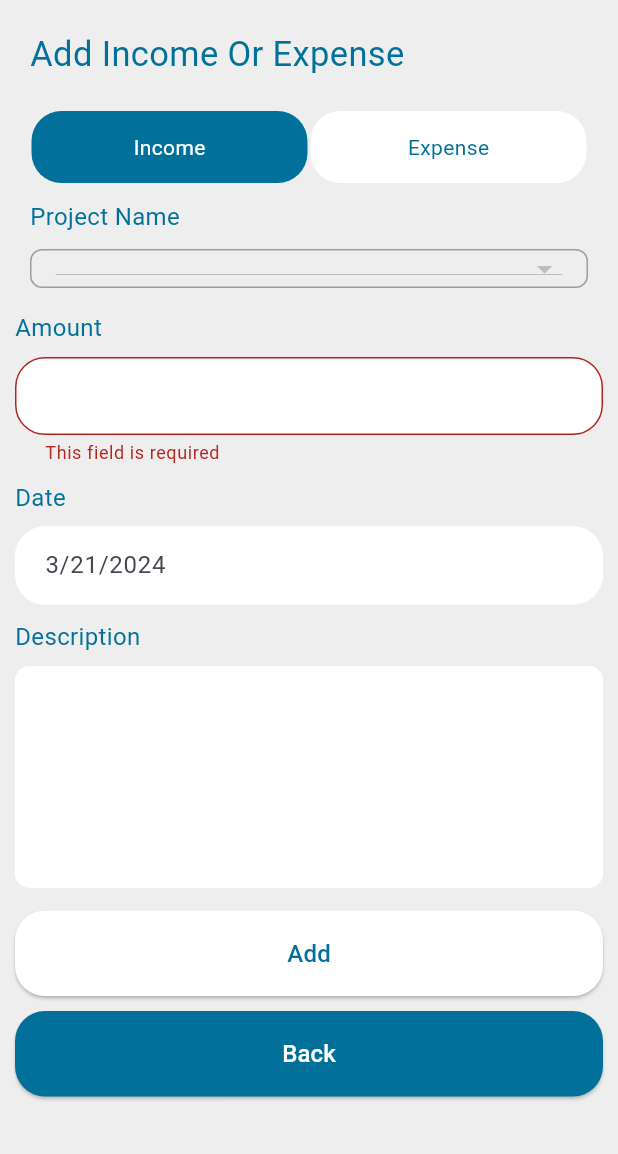
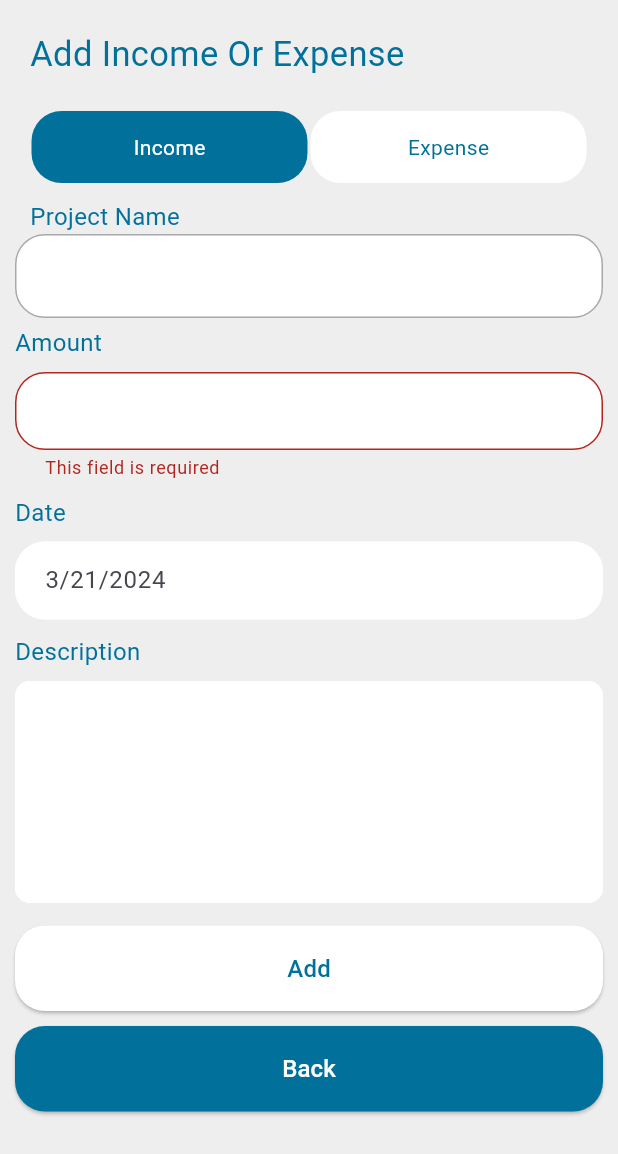
Before and after one commit to gaddie/project_managing, a Flutter app: the ExpenseTracking screen opened directly, after a tap on "Add", on a phone screen of 412 x 824 dp. Shown: the top 1154 px of the screen. Run offline on Flutter 3.47's test engine with Material 3 defaults, Android fonts, the phone set to English and light mode, and no system bars; drawn by our look-alikes of delayed_display; our stand-ins replace cloud_firestore, firebase_auth, firebase_core, modal_progress_hud_nsn, syncfusion_flutter_charts; accounts and stored records are empty.

Commit message:
adding the expense tracking in the projectDetails screen

```diff
--- a/lib/Components/DropdownMenu.dart
+++ b/lib/Components/DropdownMenu.dart
@@ -22,7 +22,7 @@ class _MyDropdownMenuState extends State<MyDropdownMenu> {
   @override
   void initState() {
     super.initState();
-    dropdownValue = ''; // Initialize with empty string
+    dropdownValue = '';
     getCurrentUser();
   }
 
--- a/lib/Components/InputField.dart
+++ b/lib/Components/InputField.dart
@@ -8,13 +8,15 @@ class InputField extends StatelessWidget {
       this.password = false,
       this.onChanged,
       this.integerOnly = false,
-      this.errorText});
+      this.errorText,
+      this.isEnabled = true});
 
   String label;
   bool password;
   final ValueChanged<String>? onChanged;
   final bool integerOnly;
   final errorText;
+  bool isEnabled;
 
   @override
   Widget build(BuildContext context) {
--- a/lib/Screens/ExpenseTracking.dart
+++ b/lib/Screens/ExpenseTracking.dart
@@ -3,7 +3,6 @@ import 'package:flutter/material.dart';
 import 'package:flutter/widgets.dart';
 import 'package:project_manager/Constants.dart';
 import 'package:project_manager/Components/CustomButton.dart';
-import 'package:project_manager/Components/DropdownMenu.dart';
 import 'package:project_manager/Components/InputField.dart';
 import 'package:project_manager/Components/TextField.dart';
 import 'package:delayed_display/delayed_display.dart';
@@ -13,6 +12,10 @@ import 'package:project_manager/Components/MessageHandler.dart';
 import '../Components/DateField.dart';
 
 class ExpenseTracking extends StatefulWidget {
+  ExpenseTracking({this.projectName});
+
+  final String? projectName;
+
   @override
   State<ExpenseTracking> createState() => _ExpenseTrackingState();
 }
@@ -20,7 +23,6 @@ class ExpenseTracking extends StatefulWidget {
 class _ExpenseTrackingState extends State<ExpenseTracking> {
   final _firestore = FirebaseFirestore.instance;
   String selectedOption = 'Income';
-  late String selectedDropdownValue;
   final _auth = FirebaseAuth.instance;
   late User loggedInUser;
   late List<Map<String, dynamic>> projects = [];
@@ -33,7 +35,6 @@ class _ExpenseTrackingState extends State<ExpenseTracking> {
   void initState() {
     super.initState();
     getCurrentUser();
-    selectedDropdownValue = 'Project Name';
   }
 
   void getCurrentUser() async {
@@ -108,15 +109,19 @@ class _ExpenseTrackingState extends State<ExpenseTracking> {
                   ),
                 ),
                 Padding(
-                    padding: EdgeInsets.symmetric(horizontal: 20, vertical: 10),
-                    child: MyDropdownMenu(
-                      onValueChanged: (value) {
-                        setState(() {
-                          selectedDropdownValue =
-                              value; // Update selected value
-                        });
-                      },
-                    )),
+                  padding: EdgeInsets.symmetric(horizontal: 10),
+                  child: TextFormField(
+                    initialValue: widget.projectName,
+                    enabled: false, // Disable editing
+                    decoration: InputDecoration(
+                      fillColor: kLightColor,
+                      filled: true, // Set to true for a filled input field
+                      border: OutlineInputBorder(
+                        borderRadius: BorderRadius.circular(20.0),
+                      ),
+                    ),
+                  ),
+                ),
                 InputField(
                   label: 'Amount',
                   integerOnly: true,
@@ -152,7 +157,9 @@ class _ExpenseTrackingState extends State<ExpenseTracking> {
                             errorMessage = true;
                           });
                         } else {
-                          if (selectedDropdownValue.isNotEmpty) {
+                          if (widget.projectName != null &&
+                              widget.projectName!.isNotEmpty) {
+                            // Project name exists, add the expense or income
                             if (spendDate == null) {
                               spendDate = DateTime.now();
                             }
@@ -161,7 +168,7 @@ class _ExpenseTrackingState extends State<ExpenseTracking> {
                               'amount': amount,
                               'description': description,
                               'expenseType': selectedOption,
-                              'projectName': selectedDropdownValue,
+                              'projectName': widget.projectName,
                               'date': spendDate,
                             }).then((_) {
                               // Show message after adding data to Firestore
@@ -174,7 +181,8 @@ class _ExpenseTrackingState extends State<ExpenseTracking> {
                               print('Error adding document: $error');
                             });
                           } else {
-                            print('you have to create a project');
+                            // Project name doesn't exist
+                            print('You have to create a project');
                           }
                         }
                       }
```
Also changed, not shown: lib/Components/ExpenseCard.dart (+3 -6 lines), lib/HomeScreen.dart (+4 -25 lines), lib/Screens/ChartPage.dart (+0 -7 lines), lib/Screens/ProjectDetails.dart (+53 -5 lines).
